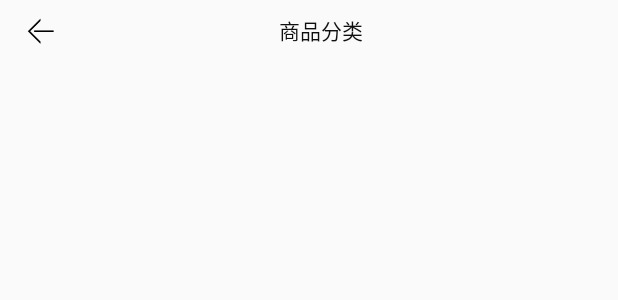
After one commit to JandGit/ElcCommerce, an Android app: the layout activity_category.xml on its own in the app's theme, with its tools: preview values and no code run, on a phone screen of 412 x 824 dp. The commit adds this screen. Shown: the top 300 px of the screen. Run offline under Robolectric (Android 15) with nearby library versions, the phone set to English and light mode, and no system bars; network calls fail.

Commit message:
刘俊杰：2016-8-15,

```diff
--- a/app/src/main/AndroidManifest.xml
+++ b/app/src/main/AndroidManifest.xml
@@ -30,7 +30,8 @@
         <activity android:name=".UI.OrderActivity" />
         <activity android:name=".UI.PersonalinfoActivity" />
         <activity android:name=".UI.MywalletActivity" />
-        <activity android:name=".UI.SignupActivity"></activity>
+        <activity android:name=".UI.SignupActivity" />
+        <activity android:name=".UI.CategoryActivity"></activity>
     </application>
 
 </manifest>
--- /dev/null
+++ b/app/src/main/res/layout/activity_category.xml
@@ -0,0 +1,33 @@
+<?xml version="1.0" encoding="utf-8"?>
+<RelativeLayout xmlns:android="http://schemas.android.com/apk/res/android"
+    xmlns:tools="http://schemas.android.com/tools"
+    android:layout_width="match_parent"
+    android:layout_height="match_parent"
+    tools:context="com.android.tkengine.elccommerce.UI.CategoryActivity">
+
+    <android.support.v7.widget.Toolbar
+        android:layout_width="match_parent"
+        android:layout_height="40dp">
+
+        <RelativeLayout
+            android:layout_width="match_parent"
+            android:layout_height="match_parent">
+
+            <TextView
+                android:layout_width="match_parent"
+                android:layout_height="match_parent"
+                android:gravity="center"
+                android:textColor="@color/colorBlack"
+                android:text="商品分类"
+                android:layout_centerInParent="true" />
+
+            <ImageView
+                android:id="@+id/iv_back"
+                android:layout_width="22dp"
+                android:layout_height="22dp"
+                android:layout_centerVertical="true"
+                android:src="@drawable/backarrow" />
+        </RelativeLayout>
+    </android.support.v7.widget.Toolbar>
+
+</RelativeLayout>
--- a/app/src/main/res/layout/activity_order.xml
+++ b/app/src/main/res/layout/activity_order.xml
@@ -12,7 +12,7 @@
         <android.support.v7.widget.Toolbar
             app:layout_scrollFlags="scroll|exitUntilCollapsed"
             android:layout_width="match_parent"
-            android:layout_height="42dp">
+            android:layout_height="40dp">
 
             <RelativeLayout
                 android:layout_width="match_parent"
@@ -24,7 +24,6 @@
                     android:gravity="center"
                     android:textColor="@color/colorBlack"
                     android:text="@string/orderact_title"
-                    android:textSize="20sp"
                     android:layout_centerInParent="true" />
 
                 <ImageView
--- a/app/src/main/res/layout/activity_order_item.xml
+++ b/app/src/main/res/layout/activity_order_item.xml
@@ -10,7 +10,7 @@
     android:clickable="true">
 
     <RelativeLayout
-        android:id="@+id/re1"
+        android:id="@+id/itemTitle"
         android:layout_width="match_parent"
         android:layout_height="40dp"
         android:clickable="true"
@@ -53,14 +53,14 @@
     <View
         android:layout_width="match_parent"
         android:layout_height="1dp"
-        android:layout_below="@+id/re1"
+        android:layout_below="@+id/itemTitle"
         android:background="@color/dividerColor" />
 
     <com.android.tkengine.elccommerce.utils.LongListView
         android:id="@+id/lv_orderProitems"
         android:layout_width="match_parent"
         android:layout_height="wrap_content"
-        android:layout_below="@id/re1"
+        android:layout_below="@id/itemTitle"
         android:footerDividersEnabled="false"
         android:divider="@color/colorTransparent" />
 
--- a/app/src/main/res/layout/activity_user_login.xml
+++ b/app/src/main/res/layout/activity_user_login.xml
@@ -20,6 +20,7 @@
                 android:layout_width="wrap_content"
                 android:layout_height="wrap_content"
                 android:gravity="center"
+                android:textColor="@color/colorBlack"
                 android:text="登录Elc"
                 android:layout_centerInParent="true"/>
 
```
Also changed, not shown: app/src/main/java/com/android/tkengine/elccommerce/UI/CategoryActivity.java (added, +15 -0 lines), app/src/main/java/com/android/tkengine/elccommerce/presenter/OrderActPresenter.java (+26 -2 lines).
